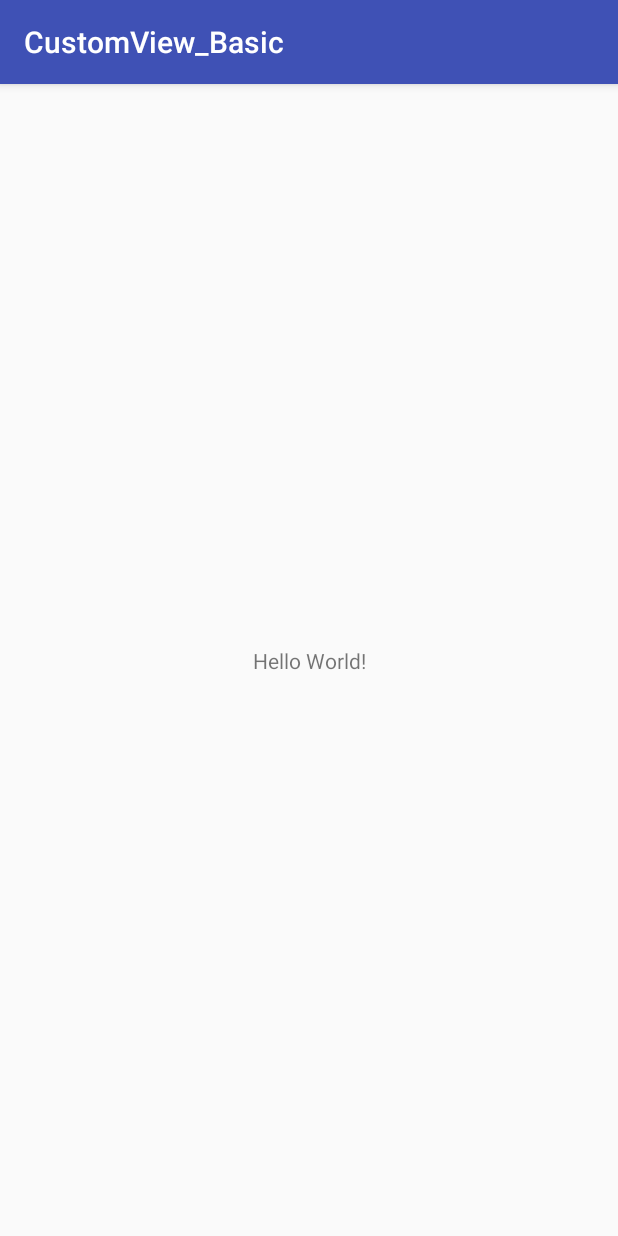
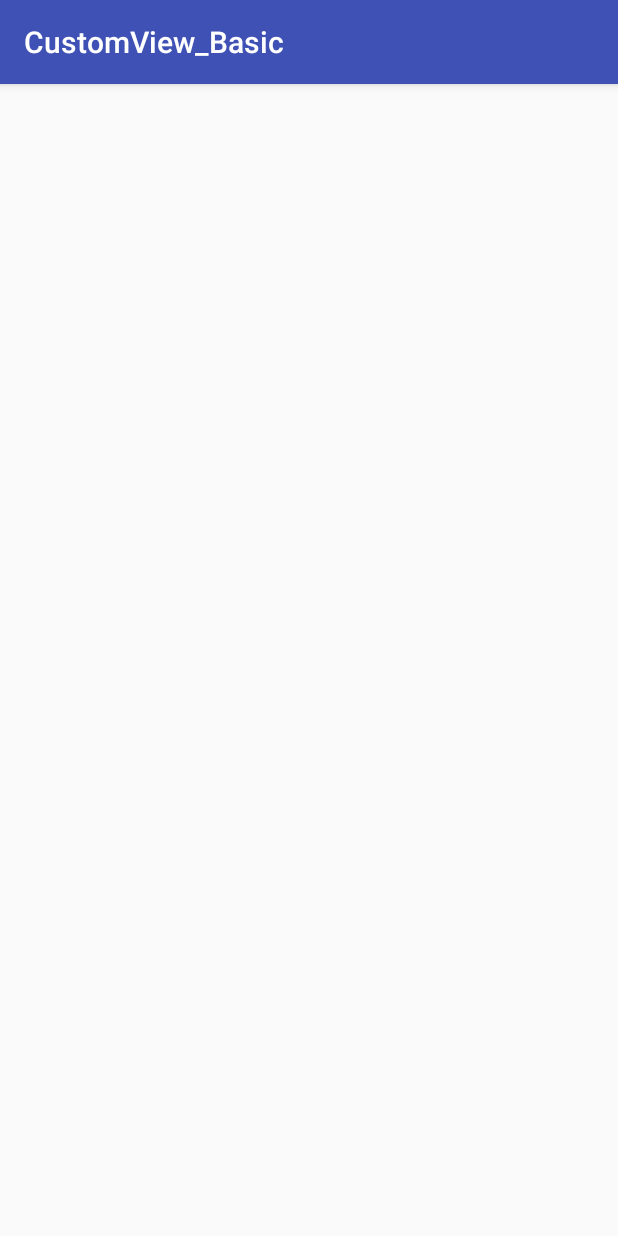
Before and after one commit to Ted1021/TIL, an Android app: the screen it shows after launch (MainActivity), on a phone screen of 412 x 824 dp. Run offline under Robolectric (Android 15) with nearby library versions, the phone set to English and light mode, and no system bars.

Commit message:
Custom View 수정

```diff
--- a/CustomView/app/src/main/res/layout/activity_main.xml
+++ b/CustomView/app/src/main/res/layout/activity_main.xml
@@ -1,18 +1,10 @@
 <?xml version="1.0" encoding="utf-8"?>
-<android.support.constraint.ConstraintLayout xmlns:android="http://schemas.android.com/apk/res/android"
+<FrameLayout xmlns:android="http://schemas.android.com/apk/res/android"
     xmlns:app="http://schemas.android.com/apk/res-auto"
     xmlns:tools="http://schemas.android.com/tools"
+    android:id="@+id/mainLayout"
     android:layout_width="match_parent"
     android:layout_height="match_parent"
     tools:context="com.study.tedkim.customview_basic.MainActivity">
 
-    <TextView
-        android:layout_width="wrap_content"
-        android:layout_height="wrap_content"
-        android:text="Hello World!"
-        app:layout_constraintBottom_toBottomOf="parent"
-        app:layout_constraintLeft_toLeftOf="parent"
-        app:layout_constraintRight_toRightOf="parent"
-        app:layout_constraintTop_toTopOf="parent" />
-
-</android.support.constraint.ConstraintLayout>
+</FrameLayout>
```
Also changed, not shown: CustomView/app/src/main/java/com/study/tedkim/customview_basic/CustomRect.java (renamed from CustomView/app/src/main/java/com/study/tedkim/customview_basic/Test.java, +11 -28 lines).
